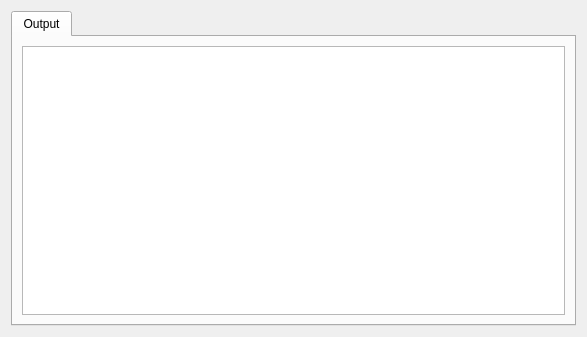
The window that sippy/DebugConsole.ui (whitequark/sparkle) describes before a commit, drawn with Qt 5.
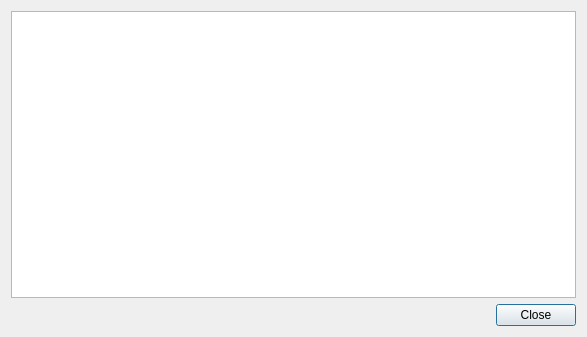
The same window after the commit.

What changed in the file:
```diff
--- a/sippy/DebugConsole.ui
+++ b/sippy/DebugConsole.ui
@@ -15,17 +15,13 @@
   </property>
   <layout class="QVBoxLayout" name="verticalLayout">
    <item>
-    <widget class="QTabWidget" name="debugTabs">
-     <widget class="QWidget" name="outputTab">
-      <attribute name="title">
-       <string>Output</string>
-      </attribute>
-      <layout class="QVBoxLayout" name="verticalLayout_2">
-       <item>
-        <widget class="QTextBrowser" name="debugOutput"/>
-       </item>
-      </layout>
-     </widget>
+    <widget class="QTextBrowser" name="debugOutput"/>
+   </item>
+   <item>
+    <widget class="QDialogButtonBox" name="buttons">
+     <property name="standardButtons">
+      <set>QDialogButtonBox::Close</set>
+     </property>
     </widget>
    </item>
   </layout>
```
Left out of the diff: 19 changed lines with no effect on the pictures.
